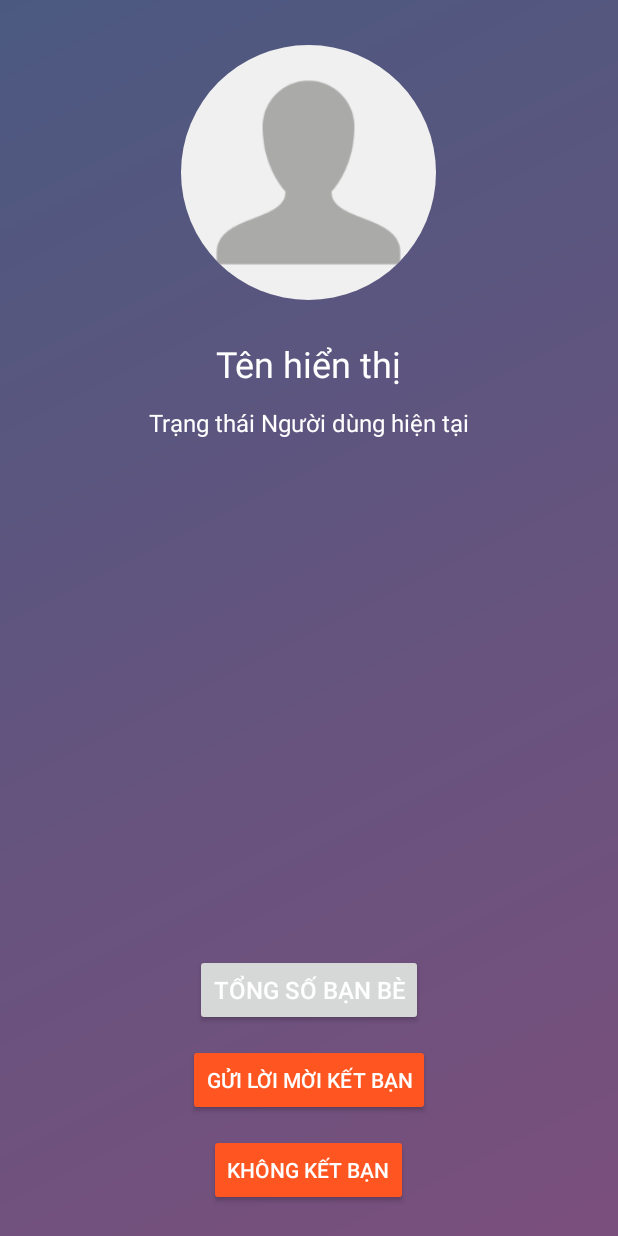
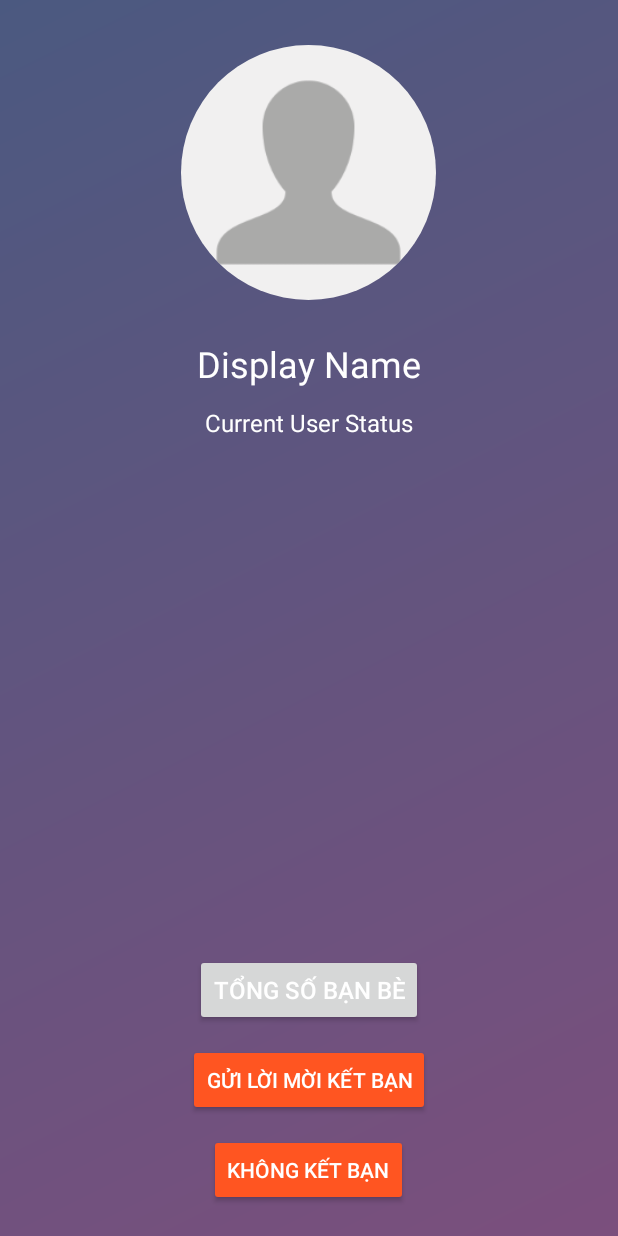
Before and after one commit to Hoanganhken/Chats, an Android app: the layout activity_profile.xml on its own in the app's theme, with its tools: preview values and no code run, on a phone screen of 412 x 824 dp. Run offline under Robolectric (Android 15) with nearby library versions, the phone set to English and light mode, and no system bars.

Commit message:
Update
Signed-off-by: Hoanganhken <hoanganhken98@gmail.com>

```diff
--- a/app/src/main/java/com/example/munichats/chats/MainActivity.java
+++ b/app/src/main/java/com/example/munichats/chats/MainActivity.java
@@ -36,7 +36,7 @@ public class MainActivity extends AppCompatActivity {
 
         mToolbar = (Toolbar) findViewById(R.id.main_page_toolbar);
         setSupportActionBar(mToolbar);
-        getSupportActionBar().setTitle("Lapit Chat");
+        getSupportActionBar().setTitle("Muni Chat");
 
         if (mAuth.getCurrentUser() != null) {
 
--- a/app/src/main/res/layout/activity_profile.xml
+++ b/app/src/main/res/layout/activity_profile.xml
@@ -23,7 +23,7 @@
         android:layout_below="@+id/profile_image"
         android:layout_centerHorizontal="true"
         android:layout_marginTop="26dp"
-        android:text="Tên hiển thị"
+        android:text="Display Name"
         android:textColor="@android:color/white"
         android:textSize="24sp" />
 
@@ -34,7 +34,7 @@
         android:layout_below="@+id/profile_displayName"
         android:layout_centerHorizontal="true"
         android:layout_marginTop="12dp"
-        android:text="Trạng thái Người dùng hiện tại"
+        android:text="Current User Status"
         android:textColor="@android:color/white"
         android:textSize="16sp" />
 
--- a/app/src/main/res/values/strings.xml
+++ b/app/src/main/res/values/strings.xml
@@ -1,5 +1,5 @@
 <resources>
-    <string name="app_name">MutiChats</string>
+    <string name="app_name">MuniChats</string>
     <string name="need_a_new_account">Cần một tài khoản mới?</string>
     <string name="display_name">Tên hiển thị</string>
     <string name="email">Email</string>
@@ -9,5 +9,5 @@
 
     <!-- TODO: Remove or change this placeholder text -->
     <string name="hello_blank_fragment">Xin Chào</string>
-    <string name="default_status">Chào bạn, tôi đang sử dụng Muti Chat App</string>
+    <string name="default_status">Chào bạn, tôi đang sử dụng MuniChats App</string>
 </resources>
```
